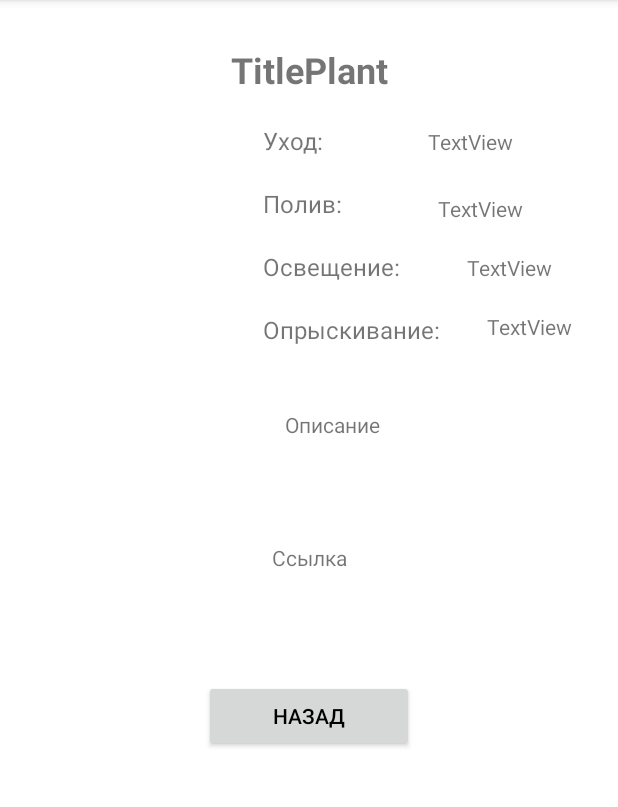
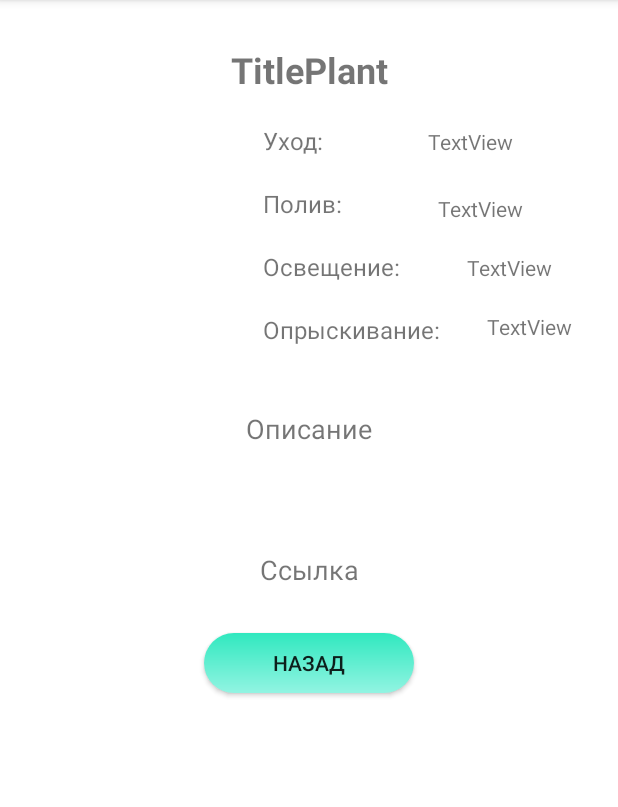
Before and after one commit to darfaskhieva19/MyGreen_project, an Android app: the InfoActivity screen opened directly, with no data from a screen before it, on a phone screen of 412 x 824 dp, the part 84-891 px from its top. Run offline under Robolectric (Android 15) with nearby library versions, the phone set to English and light mode, and no system bars; 8 statements that could not run were skipped.

Commit message:
21/12(5)

```diff
--- a/app/src/main/java/com/example/mygreen/DecodeImage.java
+++ b/app/src/main/java/com/example/mygreen/DecodeImage.java
@@ -19,6 +19,6 @@ public class DecodeImage {
             return BitmapFactory.decodeByteArray(bytes, 0, bytes.length);
         }
         else
-            return BitmapFactory.decodeResource(DecodeImage.this.mContext.getResources(), R.drawable.picture);
+            return BitmapFactory.decodeResource(DecodeImage.this.mContext.getResources(), R.drawable.naturalfood);
     }
 }
--- a/app/src/main/java/com/example/mygreen/InfoActivity.java
+++ b/app/src/main/java/com/example/mygreen/InfoActivity.java
@@ -26,7 +26,6 @@ public class InfoActivity extends AppCompatActivity {
     TextView Watering;
     TextView Lighting;
     TextView Spraying;
-    TextView Link;
     ImageView Image;
     View v;
     Bundle arg;
@@ -49,7 +48,6 @@ public class InfoActivity extends AppCompatActivity {
         Lighting = findViewById(R.id.textLight);
         Spraying = findViewById(R.id.textSpray);
         Image = findViewById(R.id.imgPlant);
-        Link = findViewById(R.id.tv_Links);
 
         Title.setText(plant.getTitle());
         Description.setText(plant.getDescription());
@@ -57,7 +55,6 @@ public class InfoActivity extends AppCompatActivity {
         Watering.setText(plant.getWatering());
         Lighting.setText(plant.getLighting());
         Spraying.setText(plant.getSpraying());
-        Link.setText(plant.getLink());
 
         DecodeImage decodeImage = new DecodeImage(InfoActivity.this);
         Image.setImageBitmap(decodeImage.getUserImage(plant.getPhoto()));
--- a/app/src/main/res/drawable/color_background.xml
+++ b/app/src/main/res/drawable/color_background.xml
@@ -1,5 +1,7 @@
 <?xml version="1.0" encoding="utf-8"?>
 <shape xmlns:android="http://schemas.android.com/apk/res/android">
-    <solid android:color="@color/btn"/>
-    <corners android:radius="40dp"/>
+    <corners android:radius="20dp"/>
+    <gradient android:startColor="@color/btn"
+        android:endColor="@color/btn2"
+        android:angle="75"/>
 </shape>
--- a/app/src/main/res/layout/activity_info.xml
+++ b/app/src/main/res/layout/activity_info.xml
@@ -38,7 +38,6 @@
                 android:id="@+id/imgPlant"
                 android:layout_width="155dp"
                 android:layout_height="155dp"
-                android:onClick="getImage"
                 android:layout_marginTop="20dp"
                 android:layout_marginLeft="10dp"
                 app:layout_constraintStart_toStartOf="parent"
@@ -137,10 +136,11 @@
                 android:id="@+id/Info"
                 android:layout_width="wrap_content"
                 android:layout_height="wrap_content"
+                android:layout_marginTop="35dp"
                 android:text="Описание"
-                android:layout_marginTop="35dp"
+                android:textSize="18sp"
                 app:layout_constraintEnd_toEndOf="parent"
-                app:layout_constraintStart_toStartOf="@+id/tv_Descr"
+                app:layout_constraintStart_toStartOf="parent"
                 app:layout_constraintTop_toBottomOf="@+id/imgPlant"
                 tools:ignore="MissingConstraints" />
 
@@ -161,38 +161,24 @@
                 android:layout_height="wrap_content"
                 android:layout_marginTop="20dp"
                 android:text="Ссылка"
+                android:textSize="18sp"
                 app:layout_constraintEnd_toEndOf="parent"
                 app:layout_constraintStart_toStartOf="parent"
                 app:layout_constraintTop_toBottomOf="@+id/tv_Descr" />
 
-            <TextView
-                android:id="@+id/tv_Links"
-                android:layout_width="wrap_content"
-                android:layout_height="wrap_content"
-                android:layout_marginTop="20dp"
-                android:autoLink="web"
-                android:gravity="center"
-                android:linksClickable="true"
-                android:width="350dp"
-                android:textSize="16dp"
-                app:layout_constraintEnd_toEndOf="parent"
-                app:layout_constraintStart_toStartOf="parent"
-                app:layout_constraintTop_toBottomOf="@+id/Link" />
-
-
             <android.widget.Button
                 android:id="@+id/btBack"
                 android:layout_width="140dp"
-                android:layout_height="wrap_content"
+                android:layout_height="40dp"
                 android:layout_marginTop="30dp"
                 android:layout_marginBottom="30dp"
                 android:onClick="GoBack"
                 android:text="Назад"
-                android:textColor="@color/black"
+                android:background="@drawable/color_background"
                 app:layout_constraintBottom_toBottomOf="parent"
                 app:layout_constraintEnd_toEndOf="parent"
                 app:layout_constraintStart_toStartOf="parent"
-                app:layout_constraintTop_toBottomOf="@+id/tv_Links" />
+                app:layout_constraintTop_toBottomOf="@+id/Link" />
 
 
 
--- a/app/src/main/res/values/colors.xml
+++ b/app/src/main/res/values/colors.xml
@@ -7,6 +7,8 @@
     <color name="teal_700">#FF018786</color>
     <color name="black">#FF000000</color>
     <color name="white">#FFFFFFFF</color>
-    <color name="btn">#DEB887</color>
+    <color name="btn">#30E8BF</color>
+    <color name="btn2">#92F4E2</color>
     <color name="backfon">#F5F5F5</color>
+    <color name="txtHeader">#34e89e</color>
 </resources>
```
Also changed, not shown: app/src/main/java/com/example/mygreen/MainActivity.java (+7 -0 lines), app/src/main/res/layout/activity_filter.xml (+5 -3 lines).
